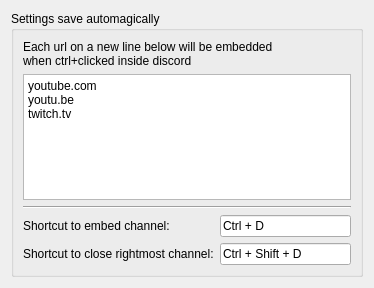
This is src/PreferencesForm.ui in JohnCiubuc/DiscordTabbed as Qt 5 draws it before an edit. The edited form follows.
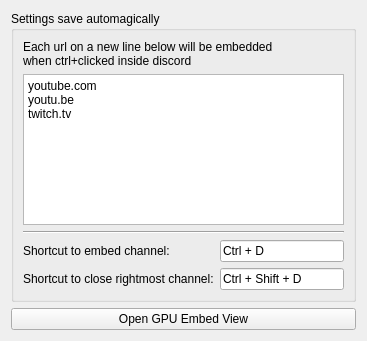
This is the edited form.

What changed in the file:
```diff
--- a/src/PreferencesForm.ui
+++ b/src/PreferencesForm.ui
@@ -6,8 +6,8 @@
    <rect>
     <x>0</x>
     <y>0</y>
-    <width>374</width>
-    <height>288</height>
+    <width>367</width>
+    <height>341</height>
    </rect>
   </property>
   <property name="windowTitle">
@@ -81,6 +81,13 @@
      </layout>
     </widget>
    </item>
+   <item row="1" column="0">
+    <widget class="QPushButton" name="pushButton">
+     <property name="text">
+      <string>Open GPU Embed View</string>
+     </property>
+    </widget>
+   </item>
   </layout>
  </widget>
  <resources/>
```
